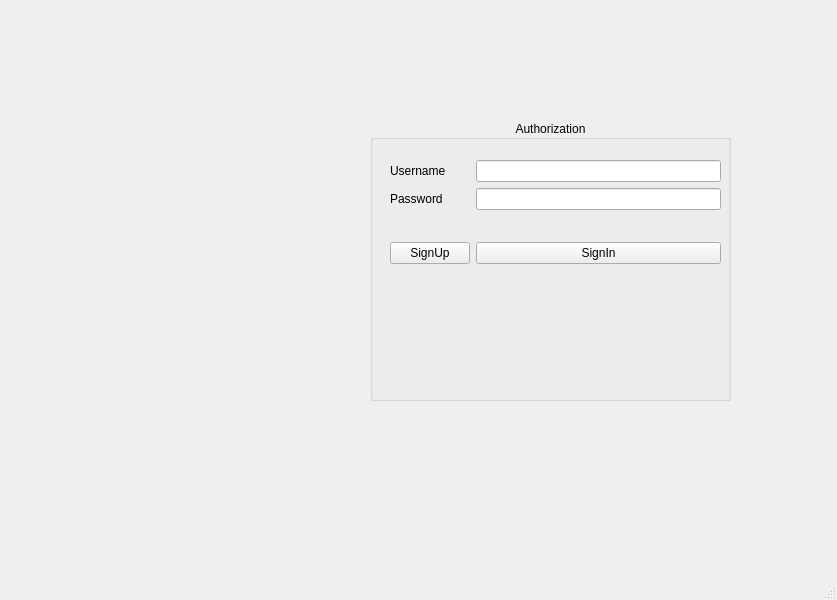
Old version of the form src/loginwindow.ui in the repository NiskashY/AudioPlayer.
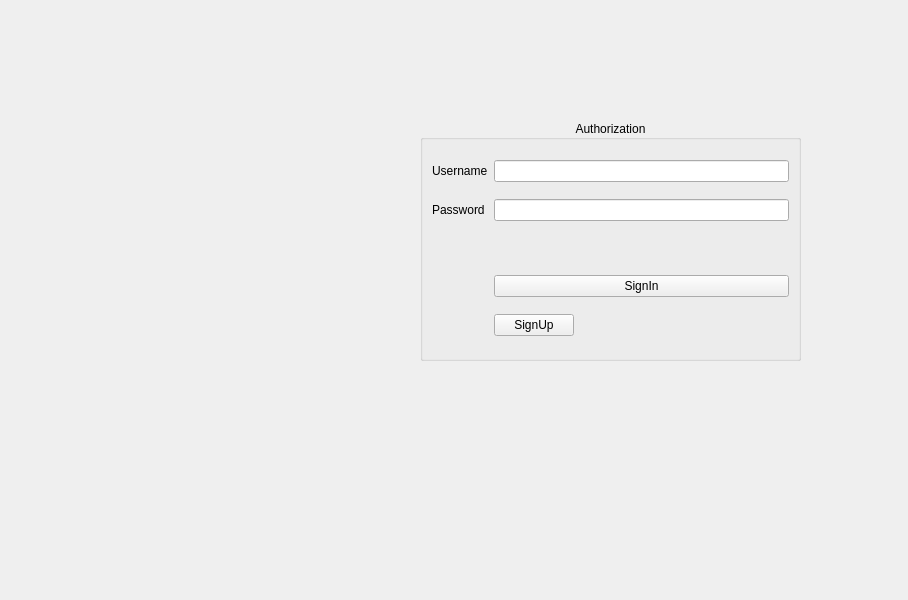
New version of the form. Icons and pictures are not drawn.

Diff of the .ui file:
```diff
--- a/src/loginwindow.ui
+++ b/src/loginwindow.ui
@@ -6,7 +6,7 @@
    <rect>
     <x>0</x>
     <y>0</y>
-    <width>837</width>
+    <width>908</width>
     <height>600</height>
    </rect>
   </property>
@@ -14,30 +14,26 @@
    <string>MainWindow</string>
   </property>
   <widget class="QWidget" name="centralwidget">
+   <widget class="QWidget" name="verticalLayoutWidget">
+    <property name="geometry">
+     <rect>
+      <x>420</x>
+      <y>120</y>
+      <width>381</width>
+      <height>241</height>
+     </rect>
+    </property>
+    <layout class="QVBoxLayout" name="AuthorizationLayout">
+     <item>
    <widget class="QGroupBox" name="groupBox">
-    <property name="geometry">
-     <rect>
-      <x>370</x>
-      <y>120</y>
-      <width>361</width>
-      <height>281</height>
-     </rect>
-    </property>
     <property name="title">
      <string>Authorization</string>
     </property>
     <property name="alignment">
      <set>Qt::AlignCenter</set>
     </property>
-    <widget class="QWidget" name="formLayoutWidget">
-     <property name="geometry">
-      <rect>
-       <x>20</x>
-       <y>40</y>
-       <width>331</width>
-       <height>201</height>
-      </rect>
-     </property>
+       <layout class="QHBoxLayout" name="horizontalLayout_2">
+        <item>
      <layout class="QFormLayout" name="formLayout">
       <item row="0" column="0">
        <widget class="QLabel" name="usernameLabel">
@@ -59,21 +55,48 @@
       <item row="1" column="1">
        <widget class="QLineEdit" name="passwordEditLine"/>
       </item>
-      <item row="3" column="0">
-       <widget class="QPushButton" name="signUpButton">
-        <property name="text">
-         <string>SignUp</string>
-        </property>
-       </widget>
-      </item>
       <item row="3" column="1">
        <widget class="QPushButton" name="signInButton">
+            <property name="enabled">
+             <bool>true</bool>
+            </property>
+            <property name="sizePolicy">
+             <sizepolicy hsizetype="Expanding" vsizetype="Fixed">
+              <horstretch>90</horstretch>
+              <verstretch>90</verstretch>
+             </sizepolicy>
+            </property>
         <property name="text">
          <string>SignIn</string>
         </property>
-       </widget>
-      </item>
-      <item row="2" column="0">
+            <property name="iconSize">
+             <size>
+              <width>40</width>
+              <height>16</height>
+             </size>
+            </property>
+           </widget>
+          </item>
+          <item row="4" column="1">
+           <widget class="QPushButton" name="signUpButton">
+            <property name="enabled">
+             <bool>true</bool>
+            </property>
+            <property name="sizePolicy">
+             <sizepolicy hsizetype="Fixed" vsizetype="Fixed">
+              <horstretch>0</horstretch>
+              <verstretch>0</verstretch>
+             </sizepolicy>
+            </property>
+            <property name="layoutDirection">
+             <enum>Qt::LeftToRight</enum>
+            </property>
+            <property name="text">
+             <string>SignUp</string>
+            </property>
+           </widget>
+          </item>
+          <item row="2" column="1">
        <spacer name="verticalSpacer">
         <property name="orientation">
          <enum>Qt::Vertical</enum>
@@ -90,17 +113,24 @@
        </spacer>
       </item>
      </layout>
-    </widget>
+        </item>
+       </layout>
+      </widget>
+     </item>
+    </layout>
    </widget>
-   <widget class="QLabel" name="label_3">
+   <widget class="QWidget" name="verticalLayoutWidget_2">
     <property name="geometry">
      <rect>
-      <x>50</x>
-      <y>60</y>
-      <width>251</width>
-      <height>421</height>
+      <x>90</x>
+      <y>120</y>
+      <width>311</width>
+      <height>241</height>
      </rect>
     </property>
+    <layout class="QVBoxLayout" name="appCoverLayout">
+     <item>
+      <widget class="QLabel" name="appCover">
     <property name="text">
      <string/>
     </property>
@@ -111,18 +141,10 @@
      <set>Qt::AlignCenter</set>
     </property>
    </widget>
-  </widget>
-  <widget class="QMenuBar" name="menubar">
-   <property name="geometry">
-    <rect>
-     <x>0</x>
-     <y>0</y>
-     <width>837</width>
-     <height>23</height>
-    </rect>
-   </property>
+     </item>
+    </layout>
+   </widget>
   </widget>
-  <widget class="QStatusBar" name="statusbar"/>
  </widget>
  <resources/>
  <connections/>
```
Left out of the diff: 4 changed lines with no effect on the pictures. Lines whose indentation alone changed are shown as unchanged.
